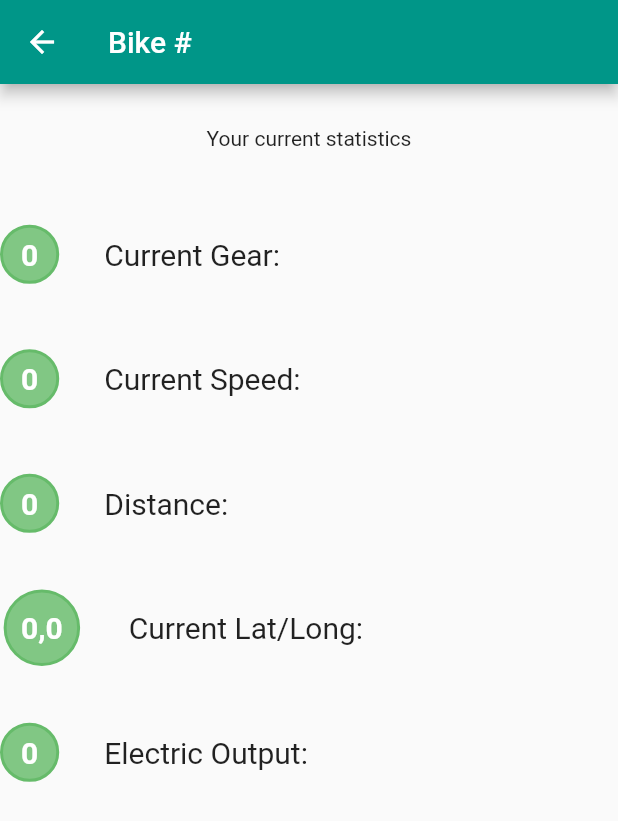
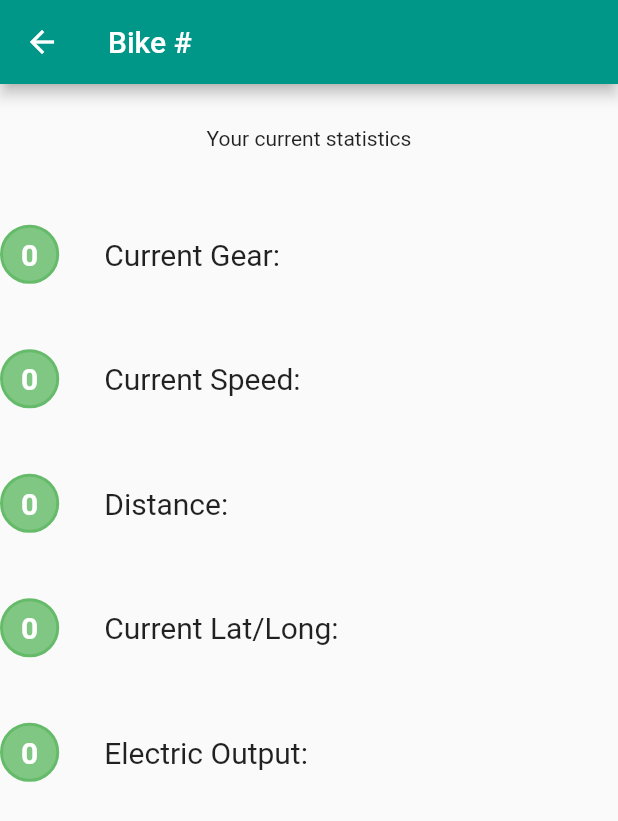
Before and after one commit to SiamakSamie/conuhacks, a Flutter app: the YourBikePage screen opened directly, on a phone screen of 412 x 824 dp. Shown: the top 821 px of the screen. Run offline on Flutter 3.47's test engine with Material 2 defaults, Android fonts, the phone set to English and light mode, and no system bars; our stand-ins replace google_maps_flutter, location, sensors, sqflite; accounts and stored records are empty.

Commit message:
last commit

```diff
--- a/lib/bikes/fakeBike.dart
+++ b/lib/bikes/fakeBike.dart
@@ -14,7 +14,7 @@ class FakeBike extends StatefulWidget {
 class FakeBikeState extends State<FakeBike> {
   int speed;
   int gear;
-  int distance;
+  double distance;
   int stationId;
 
   final scaffoldKey = new GlobalKey<ScaffoldState>();
@@ -109,7 +109,7 @@ void _showSnackBar(String text) {
                 decoration: new InputDecoration(labelText: 'Distance'),
                 validator: (val) =>
                     val.length ==0 ? 'Enter Bike Distance' : null,
-                onSaved: (val) => this.distance = int.parse(val),
+                onSaved: (val) => this.distance = double.parse(val),
               ),
               new TextFormField(
                 keyboardType: TextInputType.number,
--- a/lib/bikes/yourBikePage.dart
+++ b/lib/bikes/yourBikePage.dart
@@ -3,6 +3,7 @@ import 'package:conuhacks/db/Database.dart';
 import 'dart:async';
 import 'package:conuhacks/models/Bike.dart';
 import 'package:location/location.dart';
+import 'package:sensors/sensors.dart';
 
 class YourBikePage extends StatefulWidget {
   @override
@@ -14,7 +15,6 @@ class YourBikePageState extends State<YourBikePage> {
   Bike bike;
   var location = new Location();
   Map<String, double> userLocation;
-  final _fiveSec = Duration(seconds: 1);
 
   double x;
   double y;
@@ -24,11 +24,15 @@ class YourBikePageState extends State<YourBikePage> {
     var db = DBHelper();
     super.initState();
 
+    accelerometerEvents.listen((AccelerometerEvent event) {
+       this.x = event.x.roundToDouble();
+       this.y = event.y.roundToDouble();
+       updateBike();
+    });
+
     Future<List<Bike>> bike = db.getBike(bikeId);
     bike.then((b) {
       this.bike = b[0]; // since the id is unique, there will only be one entry
-    }).whenComplete(() {
-      updateBike();
     }).catchError((e) {
       print(e);
     });
@@ -50,29 +54,15 @@ class YourBikePageState extends State<YourBikePage> {
   }
 
   updateBike() {
-    var myLocation = _getLocation();
+    setState(() {
     if (this.bike != null) {
-      // this.bike.speed++;
-      // this.bike.gear++;
-      this.bike.distance++;
-      new Timer.periodic(_fiveSec, (Timer t) {
-        myLocation.whenComplete(() {
-          print(myLocation.toString());
-        });
-      });
-    }
+      this.bike.distance = this.bike.distance + this.x.abs();
+      }
+    });
   }
 
   @override
   Widget build(BuildContext context) {
-    const oneSec = const Duration(seconds: 1);
-
-    new Timer.periodic(
-        oneSec,
-        (Timer t) => setState(() {
-              updateBike();
-            }));
-
     return Scaffold(
       appBar: AppBar(
         leading: new IconButton(
@@ -185,7 +175,7 @@ class YourBikePageState extends State<YourBikePage> {
                   ),
                   child: new Center(
                     child: new Text(
-                      '${this.bike != null ? this.bike.distance : 0}',
+                      '${this.bike != null ? this.bike.distance.toInt() : 0}',
                       style: new TextStyle(
                         fontSize: 20,
                         color: Colors.white,
@@ -222,7 +212,7 @@ class YourBikePageState extends State<YourBikePage> {
                   ),
                   child: new Center(
                     child: new Text(
-                      '${this.bike != null ? this.x : 0},${this.bike != null ? this.y : 0}',
+                      '${this.x != null && this.y != null ? this.x + this.y : 0}',
                       style: new TextStyle(
                         fontSize: 20,
                         color: Colors.white,
@@ -259,7 +249,7 @@ class YourBikePageState extends State<YourBikePage> {
                   ),
                   child: new Center(
                     child: new Text(
-                      '${this.bike != null ? this.bike.distance * bike.gear : 0}',
+                      '${this.bike != null ? this.bike.distance.toInt() * bike.gear : 0}',
                       style: new TextStyle(
                         fontSize: 20,
                         color: Colors.white,
--- a/lib/db/Database.dart
+++ b/lib/db/Database.dart
@@ -31,7 +31,7 @@ class DBHelper{
     // When creating the db, create the table
 
     Batch batch = db.batch();
-    batch.execute("CREATE TABLE Bike(id INTEGER PRIMARY KEY, speed INTEGER, gear INTEGER, distance INTEGER, stationId INTEGER)");
+    batch.execute("CREATE TABLE Bike(id INTEGER PRIMARY KEY, speed INTEGER, gear INTEGER, distance REAL, stationId INTEGER)");
     batch.execute("CREATE TABLE Station(id INTEGER PRIMARY KEY, name VARCHAR, lat REAL, long REAL, totalBikes INTEGER, availableBikes INTEGER)");
 
     await batch.commit();
--- a/lib/models/Bike.dart
+++ b/lib/models/Bike.dart
@@ -2,7 +2,7 @@ class Bike {
     int id;
     int speed;
     int gear;
-    int distance;
+    double distance;
     int stationId;
 
     Bike({
```
